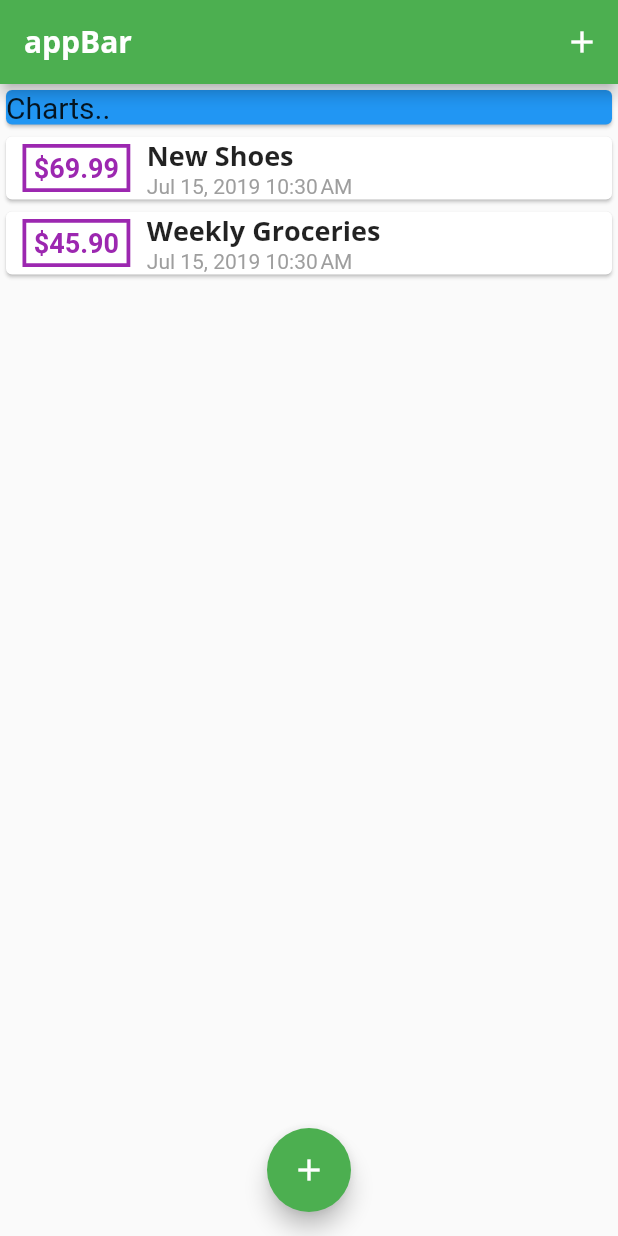
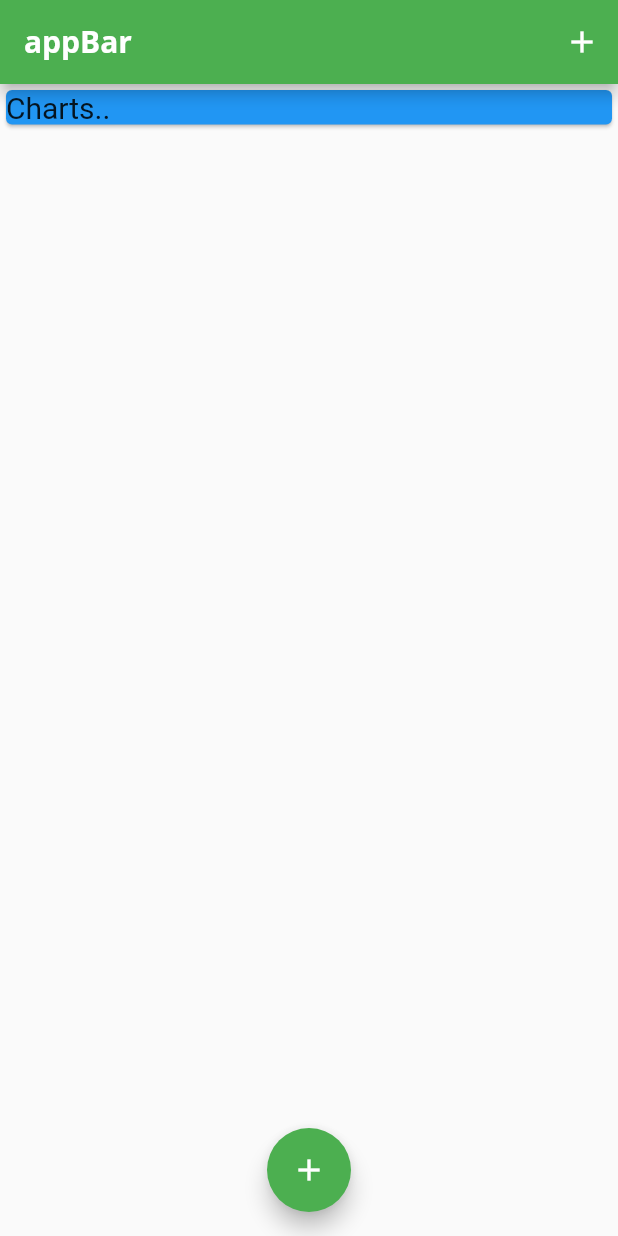
Before and after one commit to deepakdevcast/personal_expensive, a Flutter app: the screen it shows after launch, on a phone screen of 412 x 824 dp. Run offline on Flutter 3.47's test engine with Material 2 defaults, Android fonts, the phone set to English and light mode, and no system bars.

```diff
--- a/lib/main.dart
+++ b/lib/main.dart
@@ -33,18 +33,7 @@ class MyApp extends StatefulWidget {
 
 class _MyAppState extends State<MyApp> {
   final List<Transaction> _userstransactions = [
-    Transaction(
-      id: 't1',
-      title: 'New Shoes',
-      amount: 69.99,
-      date: DateTime.now(),
-    ),
-    Transaction(
-      id: 't2',
-      title: 'Weekly Groceries',
-      amount: 45.90,
-      date: DateTime.now(),
-    ),
+
   ];
   void _addNewTransaction(String txtitle, double txamount) {
     final newTx = Transaction(
--- /dev/null
+++ b/lib/widgets/chart.dart
@@ -0,0 +1 @@
+sta
--- a/pubspec.yaml
+++ b/pubspec.yaml
@@ -42,8 +42,8 @@ flutter:
   uses-material-design: true
 
   # To add assets to your application, add an assets section, like this:
-  # assets:
-  #  - images/a_dot_burr.jpeg
+  assets:
+   - assets/images/waiting.png
   #  - images/a_dot_ham.jpeg
 
   # An image asset can refer to one or more resolution-specific "variants", see
```
Also changed, not shown: lib/widgets/transactions_list.dart (+25 -5 lines), assets/images/waiting.png (added).
